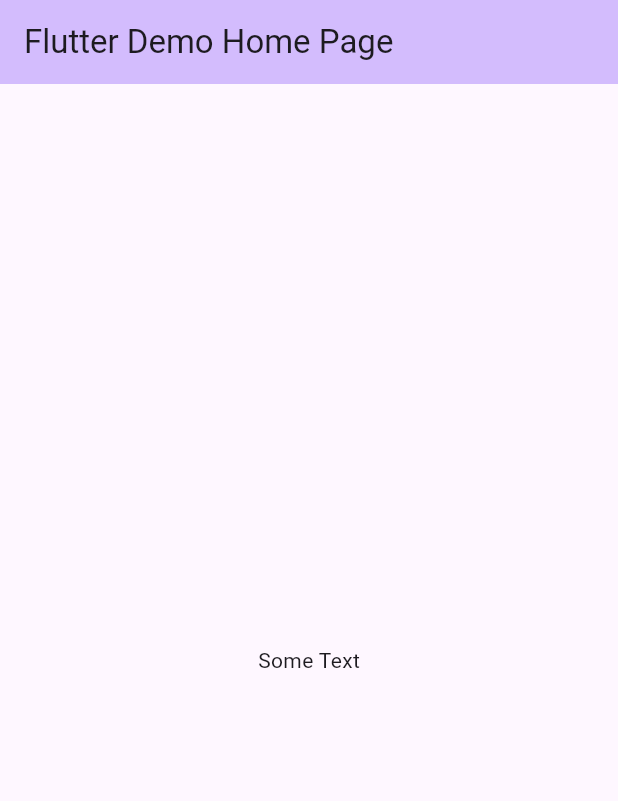
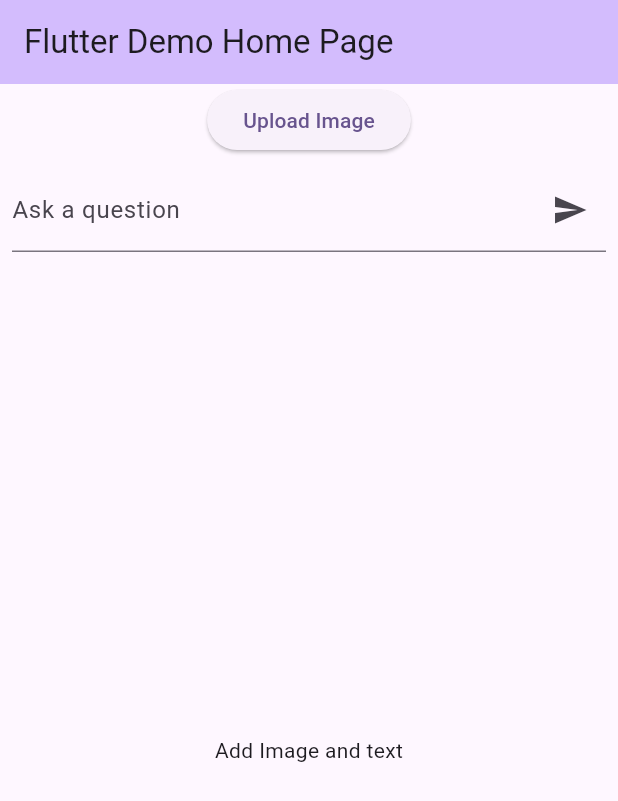
Before and after one commit to extrawest/flutter-vertex-ai-showcase, a Flutter app: the screen it shows after launch, on a phone screen of 412 x 824 dp. Shown: the top 801 px of the screen. Run offline on Flutter 3.47's test engine with Material 3 defaults, Android fonts, the phone set to English and light mode, and no system bars; our stand-ins replace bloc, equatable, firebase_core, firebase_vertexai, flutter_bloc, image_picker; accounts and stored records are empty.

Commit message:
create screen, init bloc

```diff
--- /dev/null
+++ b/vertex/lib/features/multimodal_completion/screens/multi_modal_screen.dart
@@ -0,0 +1,77 @@
+import 'package:flutter/material.dart';
+import 'package:flutter_bloc/flutter_bloc.dart';
+
+import '../bloc/multi_modal_bloc.dart';
+import '../utils/image_picker.dart';
+import '../widgets/input_widget.dart';
+
+class MultiModalScreen extends StatefulWidget {
+  const MultiModalScreen({super.key, required this.title});
+
+  final String title;
+
+  @override
+  State<MultiModalScreen> createState() => _MultiModalScreenState();
+}
+
+class _MultiModalScreenState extends State<MultiModalScreen> {
+  String selectedImage = '';
+
+  @override
+  Widget build(BuildContext context) {
+    return Scaffold(
+      appBar: AppBar(
+        backgroundColor: Theme.of(context).colorScheme.inversePrimary,
+        title: Text(widget.title),
+      ),
+      body: Column(
+        children: [
+          ElevatedButton(
+            onPressed: () async {
+              String imagePath = await pickImage();
+              setState(() {
+                selectedImage = imagePath;
+              });
+            },
+            child: const Text('Upload Image'),
+          ),
+          InputWidget(
+            selectedImage: selectedImage,
+          ),
+          BlocBuilder<MultiModalBloc, MultiModalState>(
+            builder: (context, state) {
+              if (state is MultiModalLoading) {
+                return const SizedBox(
+                  width: 50,
+                  height: 50,
+                  child: Align(
+                    alignment: Alignment.center,
+                    child: CircularProgressIndicator(),
+                  ),
+                );
+              } else if (state is MultiModalResponse) {
+                return Expanded(
+                  child: Text(state.responseText),
+                );
+              } else if (state is MultiModalError) {
+                // Return an error message widget
+                return Expanded(
+                  child: Center(
+                    child: Text(state.error),
+                  ),
+                );
+              } else {
+                // Return an empty Container for the default case
+                return const Expanded(
+                  child: Center(
+                    child: Text('Add Image and text'),
+                  ),
+                );
+              }
+            },
+          )
+        ],
+      ),
+    );
+  }
+}
--- /dev/null
+++ b/vertex/lib/features/multimodal_completion/widgets/input_widget.dart
@@ -0,0 +1,36 @@
+import 'package:flutter/material.dart';
+import 'package:flutter_bloc/flutter_bloc.dart';
+
+import '../bloc/multi_modal_bloc.dart';
+
+class InputWidget extends StatelessWidget {
+  final String selectedImage;
+  InputWidget({super.key, required this.selectedImage});
+
+  final TextEditingController _controller = TextEditingController();
+
+
+  @override
+  Widget build(BuildContext context) {
+    void handleSubmit(String text) async {
+      _controller.clear();
+      BlocProvider.of<MultiModalBloc>(context).add(
+        MultiModalFetchData(text: text, imagePath: selectedImage),
+      );
+    }
+    return Padding(
+      padding: const EdgeInsets.all(8.0),
+      child: TextField(
+        controller: _controller,
+        onSubmitted: handleSubmit,
+        decoration: InputDecoration(
+          labelText: 'Ask a question',
+          suffixIcon: IconButton(
+            icon: const Icon(Icons.send),
+            onPressed: () => handleSubmit(_controller.text),
+          ),
+        ),
+      ),
+    );
+  }
+}
--- a/vertex/lib/main.dart
+++ b/vertex/lib/main.dart
@@ -1,22 +1,21 @@
 import 'package:firebase_core/firebase_core.dart';
-import 'package:firebase_vertexai/firebase_vertexai.dart';
 import 'package:flutter/material.dart';
+import 'package:flutter_bloc/flutter_bloc.dart';
+
+import 'features/multimodal_completion/bloc/multi_modal_bloc.dart';
+import 'features/multimodal_completion/screens/multi_modal_screen.dart';
+import 'features/multimodal_completion/services/vertex_service.dart';
 
 Future<void> main() async {
-  WidgetsFlutterBinding.ensureInitialized(); // Ensure Flutter bindings are initialized
+  WidgetsFlutterBinding.ensureInitialized();
   await Firebase.initializeApp();
-  final model = FirebaseVertexAI.instance.generativeModel(model: 'gemini-1.5-flash');
-  final prompt = [Content.text('Write a story about a magic backpack.')];
 
-  // final response = await model.generateContent(prompt);
-  // print(response.text);
   runApp(const MyApp());
 }
 
 class MyApp extends StatelessWidget {
   const MyApp({super.key});
 
-  // This widget is the root of your application.
   @override
   Widget build(BuildContext context) {
     return MaterialApp(
@@ -25,36 +24,13 @@ class MyApp extends StatelessWidget {
         colorScheme: ColorScheme.fromSeed(seedColor: Colors.deepPurple),
         useMaterial3: true,
       ),
-      home: const MyHomePage(title: 'Flutter Demo Home Page'),
-    );
-  }
-}
-
-class MyHomePage extends StatefulWidget {
-  const MyHomePage({super.key, required this.title});
-
-  final String title;
-
-  @override
-  State<MyHomePage> createState() => _MyHomePageState();
-}
-
-class _MyHomePageState extends State<MyHomePage> {
-  @override
-  Widget build(BuildContext context) {
-    return Scaffold(
-      appBar: AppBar(
-        backgroundColor: Theme.of(context).colorScheme.inversePrimary,
-        title: Text(widget.title),
-      ),
-      body: const Center(
-        child: Column(
-          mainAxisAlignment: MainAxisAlignment.center,
-          children: <Widget>[
-            Text(
-              'Some Text',
-            ),
-          ],
+      home: RepositoryProvider(
+        create: (context) => VertexService(),
+        child: BlocProvider<MultiModalBloc>(
+          create: (content) => MultiModalBloc(
+            vertexService: content.read<VertexService>(),
+          ),
+          child: const MultiModalScreen(title: 'Flutter Demo Home Page'),
         ),
       ),
     );
```
